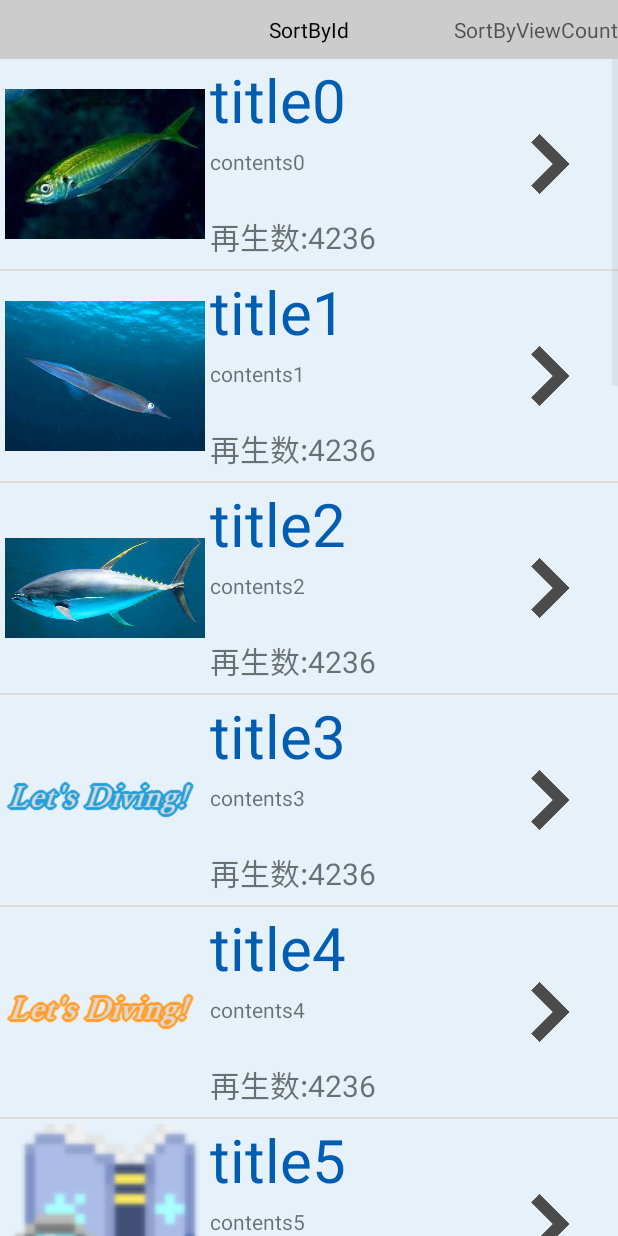
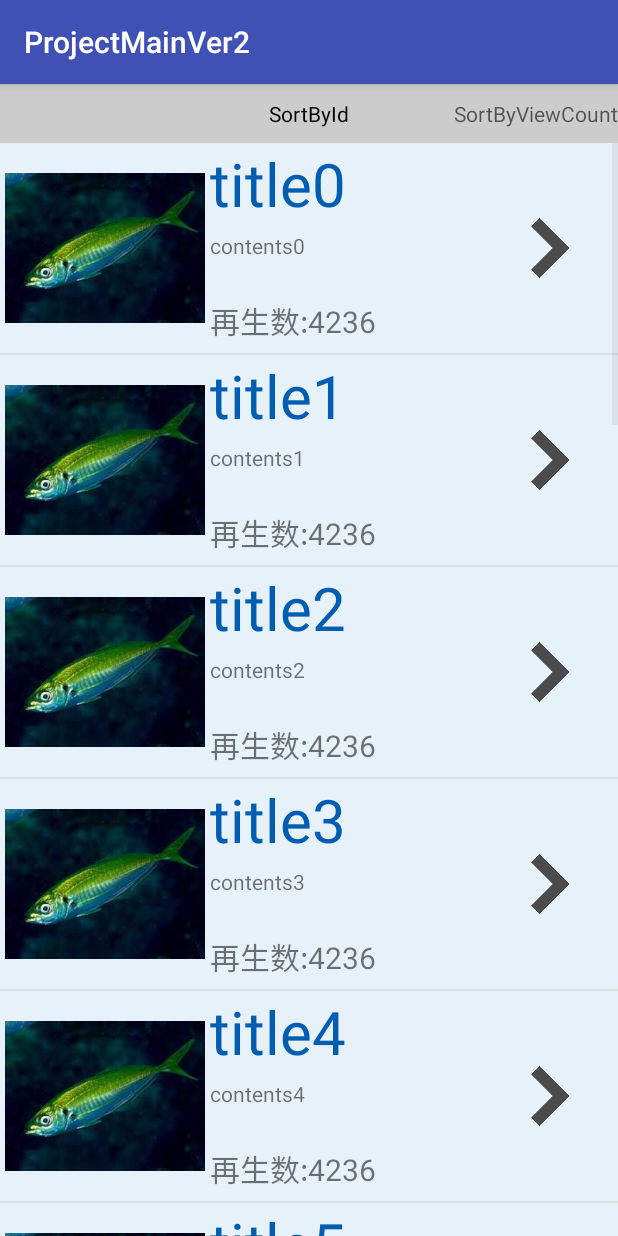
Before and after one commit to KentaFukaya/ProjectMainVer2, an Android app: the MovieListActivity screen opened directly, with no data from a screen before it, on a phone screen of 412 x 824 dp. Run offline under Robolectric (Android 15) with nearby library versions, the phone set to English and light mode, and no system bars.

Commit message:
[MovieList] 画像表示の一時的変更

```diff
--- a/app/src/main/java/xyz/virtual_diving/projectmainver2/MovieList/ImageArrayAdapter.java
+++ b/app/src/main/java/xyz/virtual_diving/projectmainver2/MovieList/ImageArrayAdapter.java
@@ -48,7 +48,9 @@ public class ImageArrayAdapter extends ArrayAdapter<ListItem> {
         appContentsText.setText(item.getContentsText());
         //画像をセット
         ImageView appInfoImage = (ImageView) view.findViewById(R.id.MovieList_itemimage);
-        appInfoImage.setImageResource(R.drawable.zukanlist_sakana0+item.getImageId());
+        //appInfoImage.setImageResource(R.drawable.zukanlist_sakana0+item.getImageId());
+        appInfoImage.setImageResource(R.drawable.zukanlist_sakana0);
+
         //再生数のセット
         TextView appViewCountText = (TextView) view.findViewById(R.id.MovieList_viewconut);
         appViewCountText.setText("再生数:"+item.getViewCount());
--- a/app/src/main/java/xyz/virtual_diving/projectmainver2/MovieList/MovieListActivity.java
+++ b/app/src/main/java/xyz/virtual_diving/projectmainver2/MovieList/MovieListActivity.java
@@ -4,6 +4,7 @@ import android.content.Context;
 import android.os.Bundle;
 import android.support.v4.app.FragmentActivity;
 import android.support.v4.view.ViewPager;
+import android.support.v7.app.AppCompatActivity;
 
 import java.util.ArrayList;
 import java.util.Collections;
@@ -15,7 +16,7 @@ import xyz.virtual_diving.projectmainver2.MovieList.compareato.IdComparator;
 import xyz.virtual_diving.projectmainver2.MovieList.compareato.ViewCountComparator;
 import xyz.virtual_diving.projectmainver2.R;
 
-public class MovieListActivity extends FragmentActivity {
+public class MovieListActivity extends AppCompatActivity {
     ViewPager viewPager;
     public static List<ListItem> Movielist = new ArrayList<ListItem>();
     public static List<ListItem> list0 = new ArrayList<ListItem>();
```
